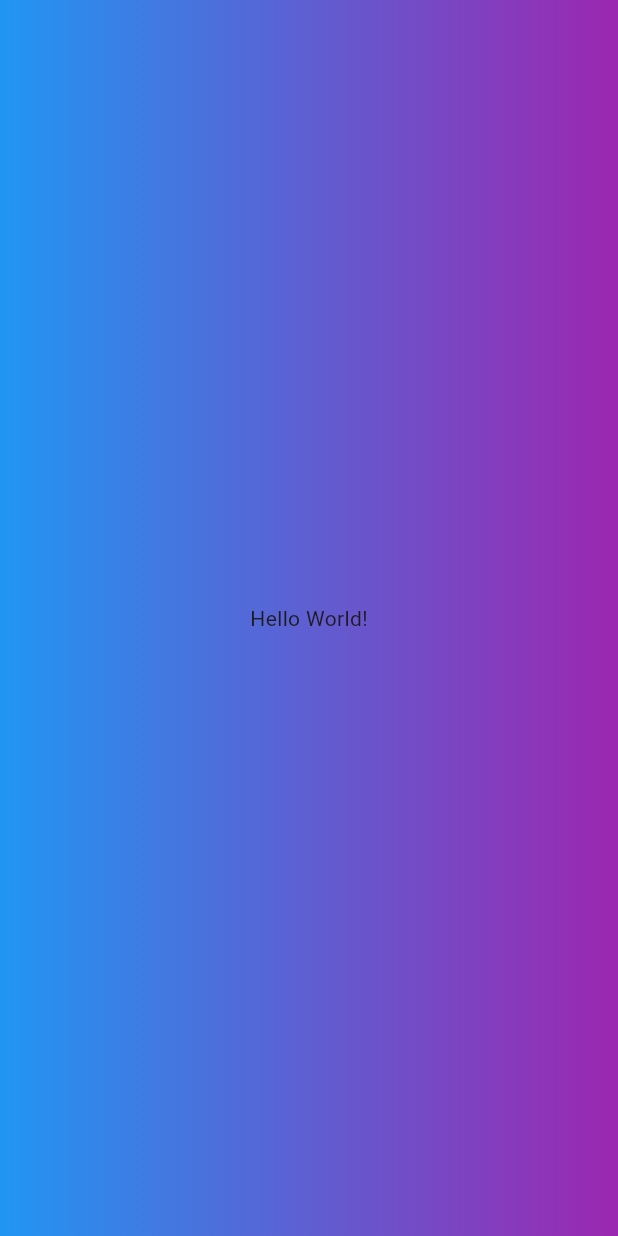
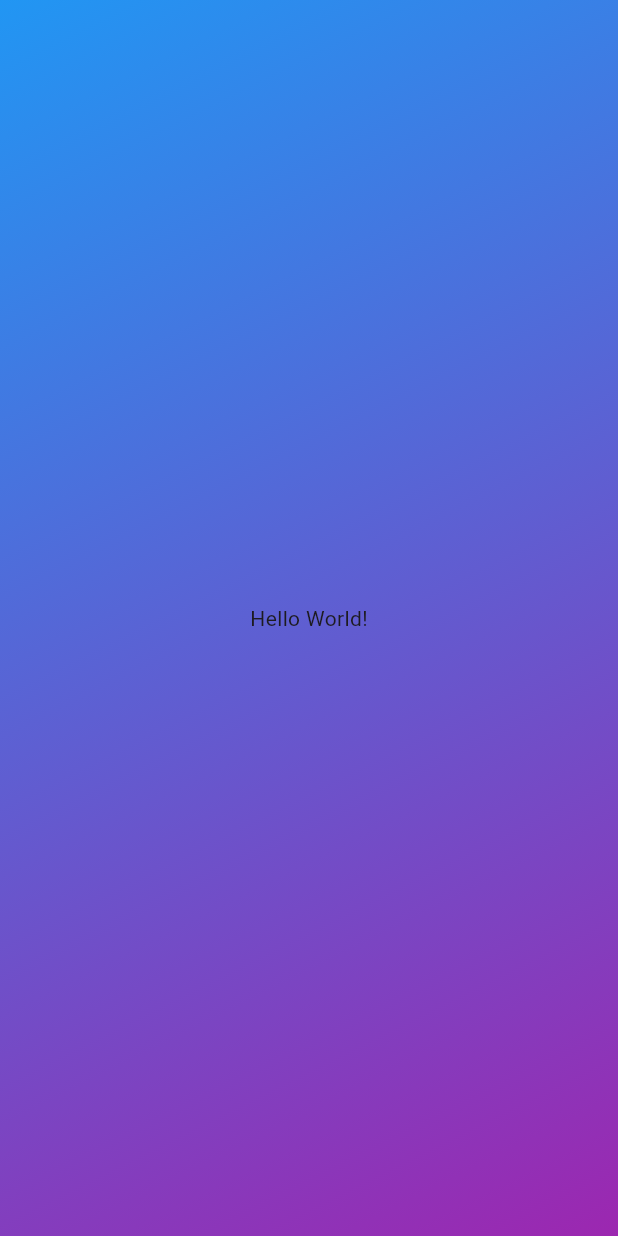
Before and after one commit to m0rb1u5/roll-dice-app, a Flutter app: the screen it shows after launch, on a phone screen of 412 x 824 dp. Run offline on Flutter 3.47's test engine with Material 3 defaults, Android fonts, the phone set to English and light mode, and no system bars.

Commit message:
31. How To Configure Widgets & Objects

```diff
--- a/lib/main.dart
+++ b/lib/main.dart
@@ -15,7 +15,9 @@
         body: Container(
           decoration: const BoxDecoration(
             gradient: LinearGradient(
-              colors: [Colors.blue, Colors.purple]
+              colors: [Colors.blue, Colors.purple],
+              begin: Alignment.topLeft,
+              end: Alignment.bottomRight,
             ),
           ),
           child: const Center(
```
